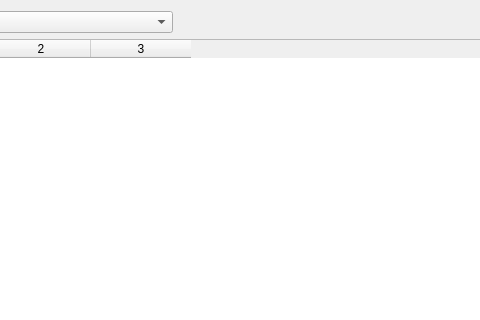
This is mainwindow.ui in rkfg/mxstickers as Qt 5 draws it before an edit; both pictures show x 121 to 601 and y 0 to 320 of the 800 by 600 pixel window. The edited form follows.
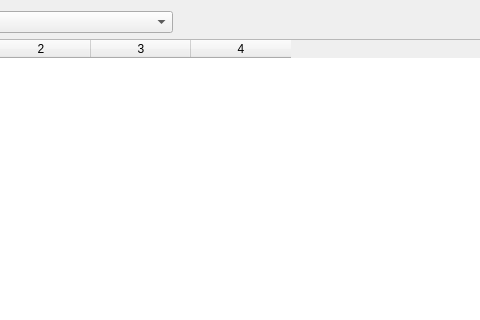
This is the edited form. Icons and pictures are not drawn.

```diff
--- a/mainwindow.ui
+++ b/mainwindow.ui
@@ -77,7 +77,7 @@
        <enum>QAbstractItemView::SelectRows</enum>
       </property>
       <property name="columnCount">
-       <number>3</number>
+       <number>4</number>
       </property>
       <attribute name="verticalHeaderVisible">
        <bool>false</bool>
@@ -85,6 +85,7 @@
       <column/>
       <column/>
       <column/>
+      <column/>
      </widget>
     </item>
     <item row="2" column="4" colspan="2">
```
